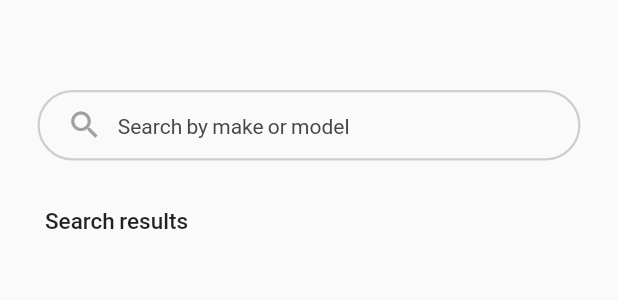
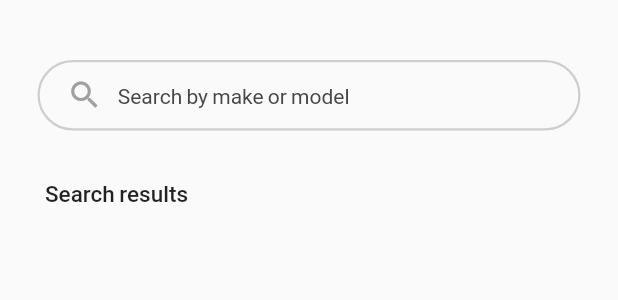
Before and after one commit to NishanthPrajith/carIdentificationApp, a Flutter app: the SearchPage widget shown alone on an empty page, opened directly, on a phone screen of 412 x 824 dp. Shown: the top 300 px of the screen. Run offline on Flutter 3.47's test engine with Material 2 defaults, Android fonts, the phone set to English and light mode, and no system bars; our stand-ins replace camera, cloud_firestore, firebase_core, google_fonts, logger; missing offline and left inert: dart:ffi, pytorch_mobile, tflite_flutter, tflite_flutter_helper; accounts and stored records are empty; generated files the repository leaves out were written again; network calls fail; Roboto replaces fonts that are missing (sfPro); project files that could hold a hidden picture were left out.

Commit message:
Improve styles

```diff
--- a/AppFiles/lib/searchPage.dart
+++ b/AppFiles/lib/searchPage.dart
@@ -15,11 +15,6 @@ class _SearchPageState extends State<SearchPage> {
 
   final fieldText = TextEditingController();
 
-  final Stream<QuerySnapshot> _carsStream = FirebaseFirestore.instance
-      .collection('CarData')
-      .orderBy('Make')
-      .snapshots();
-
   void clearText() {
     fieldText.clear();
   }
@@ -27,10 +22,11 @@ class _SearchPageState extends State<SearchPage> {
   String valExists(String? value) => value ?? 'None';
 
   Stream<QuerySnapshot<Map<String, dynamic>>> getResultStream(String query) {
+    // case-insensitive substring search of make or model in cloud firestore
     return (query != "")
         ? FirebaseFirestore.instance
             .collection('CarData')
-            .where("Search", arrayContains: query)
+            .where("Search", arrayContains: query.toLowerCase())
             .snapshots()
         : FirebaseFirestore.instance
             .collection("CarData")
@@ -45,7 +41,7 @@ class _SearchPageState extends State<SearchPage> {
         crossAxisAlignment: CrossAxisAlignment.start,
         children: [
           const SizedBox(
-            height: 60,
+            height: 40,
           ),
           Container(
             margin: const EdgeInsets.symmetric(horizontal: 25),
@@ -120,11 +116,8 @@ class _SearchPageState extends State<SearchPage> {
                       fontWeight: FontWeight.w500,
                     ))),
           ),
-          const Expanded(
-            flex: 1,
-            child: SizedBox(
-              height: 0,
-            ),
+          const SizedBox(
+            height: 10,
           ),
           Expanded(
               flex: 20,
```
Also changed, not shown: AppFiles/lib/comps/carListItem.dart (+21 -8 lines).
